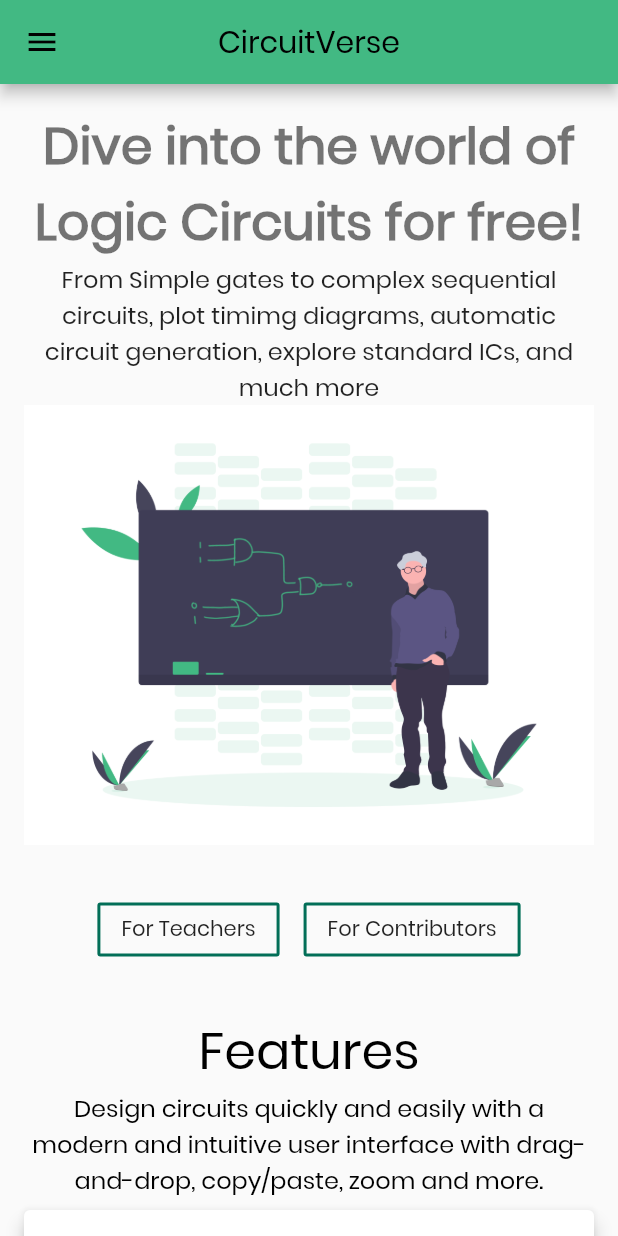
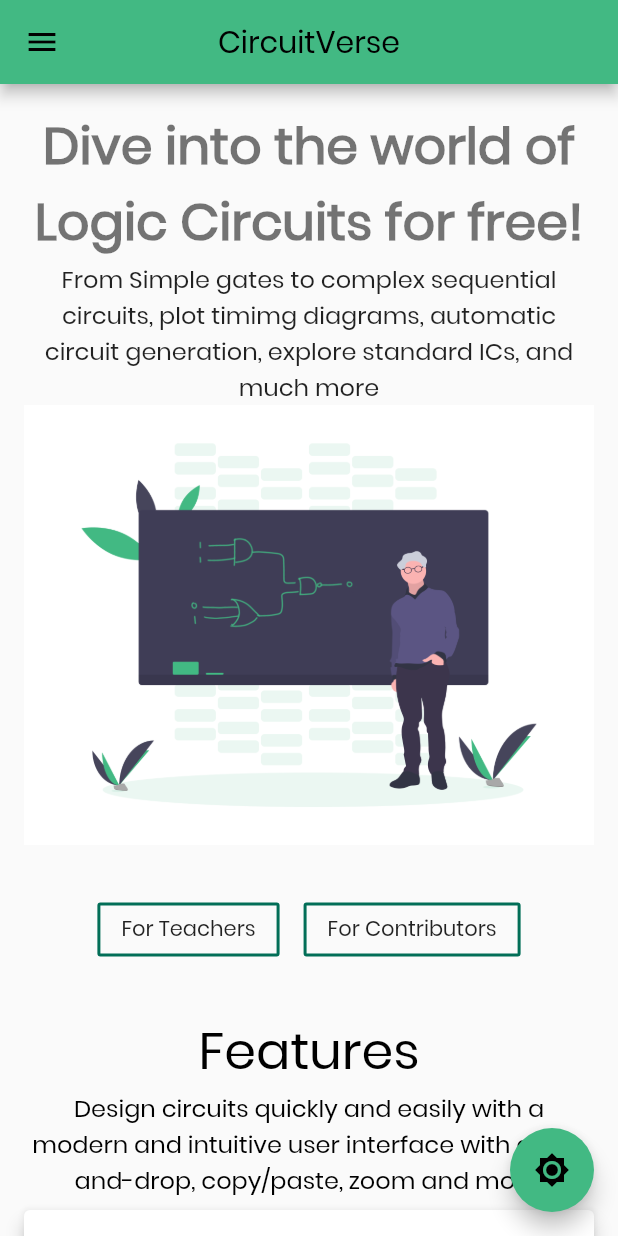
Before and after one commit to CircuitVerse/mobile-app, a Flutter app: the screen it shows after launch, on a phone screen of 412 x 824 dp. Run offline on Flutter 3.47's test engine with Material 2 defaults, Android fonts, the phone set to English and light mode, and no system bars; our stand-ins replace datetime_picker_formfield, flutter_html, flutter_icons, flutter_svg, get, get_it and 5 more; missing offline and left inert: flutter_facebook_login, html_editor, mockito, oauth2_client; accounts and stored records are empty; project files that could hold a hidden picture were left out.

Commit message:
minor changes in dark-mode

```diff
--- a/lib/app_theme.dart
+++ b/lib/app_theme.dart
@@ -1,10 +1,65 @@
 import 'package:flutter/material.dart';
+import 'package:theme_provider/theme_provider.dart';
 
 class PrimaryAppTheme {
   PrimaryAppTheme._();
+  static Color textfieldlabelColor(context) {
+    return ThemeProvider.themeOf(context).id == 'dark'
+        ? Colors.grey[300]
+        : Colors.grey[600];
+  }
+
+  static Color getTextColor(context) {
+    return ThemeProvider.themeOf(context).id == 'dark'
+        ? Colors.white
+        : Colors.black;
+  }
+
+  static Color primaryHeading(context) {
+    return ThemeProvider.themeOf(context).id == 'dark'
+        ? PrimaryAppTheme.primaryColor
+        : Colors.black;
+  }
+
+  static Color boxBg(context) {
+    return ThemeProvider.themeOf(context).id == 'dark'
+        ? PrimaryAppTheme.bgCardDark
+        : PrimaryAppTheme.bgCard;
+  }
+
+  static Color boxShadow(context) {
+    return ThemeProvider.themeOf(context).id == 'dark'
+        ? PrimaryAppTheme.bgCardDark
+        : PrimaryAppTheme.grey;
+  }
+
+  static Color htmlEditorBg(context) {
+    return ThemeProvider.themeOf(context).id == 'dark'
+        ? PrimaryAppTheme.bgCardDark
+        : PrimaryAppTheme.grey;
+  }
+
+  static Color appbarText(context) {
+    return ThemeProvider.themeOf(context).id == 'dark'
+        ? PrimaryAppTheme.primaryColor
+        : Colors.black;
+  }
+
+  static Color drawerIcon(context) {
+    return ThemeProvider.themeOf(context).id == 'dark'
+        ? PrimaryAppTheme.primaryColor
+        : Colors.black;
+  }
+
+  static Color highlightText(context) {
+    return ThemeProvider.themeOf(context).id == 'dark'
+        ? PrimaryAppTheme.primaryColor
+        : PrimaryAppTheme.primaryColorDark;
+  }
 
   static const Color primaryColor = Color.fromRGBO(66, 185, 131, 1);
   static const Color primaryColorDark = Color.fromRGBO(2, 110, 87, 1);
+  static const Color primaryColorDarkTheme = Color.fromRGBO(33, 33, 33, 1);
   static const Color primaryColorLight = Color.fromRGBO(66, 185, 131, 0.5);
   static const Color primaryColorShadow = Color.fromRGBO(245, 255, 252, 1);
   static const Color imageBackground = Color.fromRGBO(63, 61, 86, 1);
--- a/lib/main.dart
+++ b/lib/main.dart
@@ -8,11 +8,8 @@ import 'package:mobile_app/locator.dart';
 import 'package:mobile_app/managers/dialog_manager.dart';
 import 'package:mobile_app/services/dialog_service.dart';
 import 'package:mobile_app/utils/router.dart';
-
 import 'package:theme_provider/theme_provider.dart';
-
 import 'app_theme.dart';
-
 import 'ui/views/startup_view.dart';
 
 Future<void> main() async {
@@ -49,10 +46,9 @@ class CircuitVerseMobile extends StatelessWidget {
           AppTheme(
               id: 'dark',
               data: ThemeData(
-                primaryColor: Colors.grey[900],
-                accentColor: Colors.grey[700],
+                primaryColor: PrimaryAppTheme.primaryColorDarkTheme,
+                accentColor: PrimaryAppTheme.primaryColorDarkTheme,
                 fontFamily: 'Poppins',
-                backgroundColor: Colors.black,
                 brightness: Brightness.dark,
                 cursorColor: PrimaryAppTheme.primaryColor,
               ),
--- a/lib/ui/components/cv_subheader.dart
+++ b/lib/ui/components/cv_subheader.dart
@@ -1,4 +1,5 @@
 import 'package:flutter/material.dart';
+import 'package:mobile_app/app_theme.dart';
 import 'package:theme_provider/theme_provider.dart';
 
 class CVSubheader extends StatelessWidget {
@@ -15,9 +16,7 @@ class CVSubheader extends StatelessWidget {
           title,
           style: Theme.of(context).textTheme.headline4.copyWith(
                 fontWeight: FontWeight.w400,
-                color: ThemeProvider.themeOf(context).id == 'dark'
-                    ? Colors.white
-                    : Colors.black,
+                color: PrimaryAppTheme.getTextColor(context),
               ),
           textAlign: TextAlign.center,
         ),
@@ -25,11 +24,8 @@ class CVSubheader extends StatelessWidget {
             ? Text(
                 subtitle,
                 style: Theme.of(context).textTheme.subtitle1.copyWith(
-                      fontWeight: FontWeight.w400,
-                      color: ThemeProvider.themeOf(context).id == 'dark'
-                          ? Colors.white
-                          : Colors.black,
-                    ),
+                    fontWeight: FontWeight.w400,
+                    color: PrimaryAppTheme.getTextColor(context)),
                 textAlign: TextAlign.center,
               )
             : Container(),
--- a/lib/ui/views/authentication/login_view.dart
+++ b/lib/ui/views/authentication/login_view.dart
@@ -74,7 +74,7 @@ class _LoginViewState extends State<LoginView> {
         padding: const EdgeInsets.symmetric(horizontal: 16),
         child: Text(
           'Forgot Password?',
-          style: TextStyle(color: PrimaryAppTheme.primaryColorDark),
+          style: TextStyle(color: PrimaryAppTheme.highlightText(context)),
         ),
       ),
     );
@@ -102,7 +102,7 @@ class _LoginViewState extends State<LoginView> {
             TextSpan(
               text: 'Sign Up',
               style: TextStyle(
-                color: PrimaryAppTheme.primaryColorDark,
+                color: PrimaryAppTheme.highlightText(context),
               ),
             ),
           ],
--- a/lib/ui/views/cv_landing_view.dart
+++ b/lib/ui/views/cv_landing_view.dart
@@ -60,25 +60,15 @@ class _CVLandingViewState extends State<CVLandingView> {
 
   Widget _buildAppBar() {
     return AppBar(
-      title: Text(
-        _appBarTitle(_selectedIndex),
-        style: TextStyle(
-            color: ThemeProvider.themeOf(context).id == 'dark'
-                ? PrimaryAppTheme.primaryColor
-                : Colors.black),
-      ),
+      title: Text(_appBarTitle(_selectedIndex),
+          style: TextStyle(color: PrimaryAppTheme.appbarText(context))),
       centerTitle: true,
     );
   }
 
   Widget _buildDrawerTile(String title, IconData iconData) {
     return ListTile(
-      leading: Icon(
-        iconData,
-        color: ThemeProvider.themeOf(context).id == 'dark'
-            ? PrimaryAppTheme.primaryColor
-            : Colors.black,
-      ),
+      leading: Icon(iconData, color: PrimaryAppTheme.drawerIcon(context)),
       title: Text(
         title,
         style: Theme.of(context).textTheme.headline6,
@@ -129,15 +119,6 @@ class _CVLandingViewState extends State<CVLandingView> {
             child: _buildDrawerTile('Teachers', Icons.account_balance),
             onTap: () => setSelectedIndexTo(3),
           ),
-          ThemeProvider.themeOf(context).id == 'dark'
-              ? InkWell(
-                  child: _buildDrawerTile('Light Mode', Icons.brightness_high),
-                  onTap: () => ThemeProvider.controllerOf(context).nextTheme(),
-                )
-              : InkWell(
-                  child: _buildDrawerTile('Dark Mode', Icons.brightness_low),
-                  onTap: () => ThemeProvider.controllerOf(context).nextTheme(),
-                ),
           _model.isLoggedIn
               ? ExpansionTile(
                   maintainState: true,
@@ -189,6 +170,16 @@ class _CVLandingViewState extends State<CVLandingView> {
         child: Scaffold(
           appBar: _buildAppBar(),
           drawer: _buildDrawer(),
+          floatingActionButton: FloatingActionButton(
+            // isExtended: true,
+            child: ThemeProvider.themeOf(context).id == 'dark'
+                ? Icon(Icons.brightness_low)
+                : Icon(Icons.brightness_high),
+            backgroundColor: PrimaryAppTheme.primaryColor,
+            onPressed: () {
+              ThemeProvider.controllerOf(context).nextTheme();
+            },
+          ),
           body: PageTransitionSwitcher(
             transitionBuilder: (
               Widget child,
--- a/lib/ui/views/groups/group_details_view.dart
+++ b/lib/ui/views/groups/group_details_view.dart
@@ -80,9 +80,7 @@ class _GroupDetailsViewState extends State<GroupDetailsView> {
               child: Text(
                 _recievedGroup.attributes.name,
                 style: Theme.of(context).textTheme.headline4.copyWith(
-                      color: ThemeProvider.themeOf(context).id == 'dark'
-                          ? Colors.white
-                          : Colors.black,
+                      color: PrimaryAppTheme.getTextColor(context),
                       fontWeight: FontWeight.bold,
                     ),
                 textAlign: TextAlign.center,
--- a/lib/ui/views/groups/update_assignment_view.dart
+++ b/lib/ui/views/groups/update_assignment_view.dart
@@ -62,9 +62,7 @@ class _UpdateAssignmentViewState extends State<UpdateAssignmentView> {
       ),
       child: HtmlEditor(
         decoration: BoxDecoration(
-          color: ThemeProvider.themeOf(context).id == 'dark'
-              ? PrimaryAppTheme.primaryColor
-              : Colors.grey[100],
+          color: PrimaryAppTheme.htmlEditorBg(context),
           border: Border.all(
             color: PrimaryAppTheme.primaryColorDark,
           ),
--- a/lib/ui/views/projects/edit_project_view.dart
+++ b/lib/ui/views/projects/edit_project_view.dart
@@ -91,9 +91,7 @@ class _EditProjectViewState extends State<EditProjectView> {
       ),
       child: HtmlEditor(
         decoration: BoxDecoration(
-          color: ThemeProvider.themeOf(context).id == 'dark'
-              ? PrimaryAppTheme.primaryColor
-              : Colors.grey[100],
+          color: PrimaryAppTheme.htmlEditorBg(context),
           border: Border.all(
             color: PrimaryAppTheme.primaryColorDark,
           ),
```
Also changed, not shown: lib/ui/components/cv_header.dart (+2 -5 lines), lib/ui/components/cv_password_field.dart (+3 -6 lines), lib/ui/components/cv_social_card.dart (+2 -5 lines), lib/ui/components/cv_text_field.dart (+4 -7 lines), lib/ui/views/about/about_privacy_policy_view.dart (+2 -7 lines), lib/ui/views/about/about_tos_view.dart (+2 -7 lines), lib/ui/views/groups/components/assignment_card.dart (+2 -7 lines), lib/ui/views/groups/components/group_member_card.dart (+2 -7 lines), lib/ui/views/groups/components/group_mentor_card.dart (+2 -7 lines), lib/ui/views/groups/components/member_card.dart (+2 -7 lines), lib/ui/views/groups/my_groups_view.dart (+3 -5 lines).
